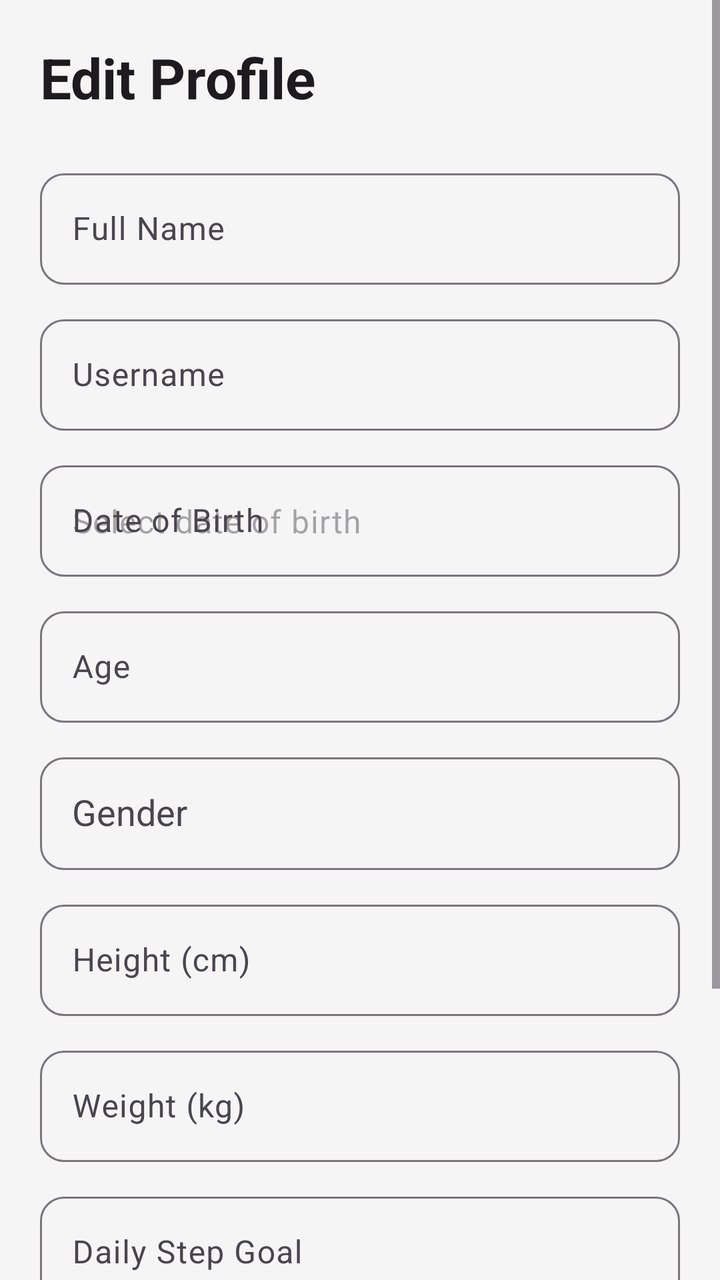
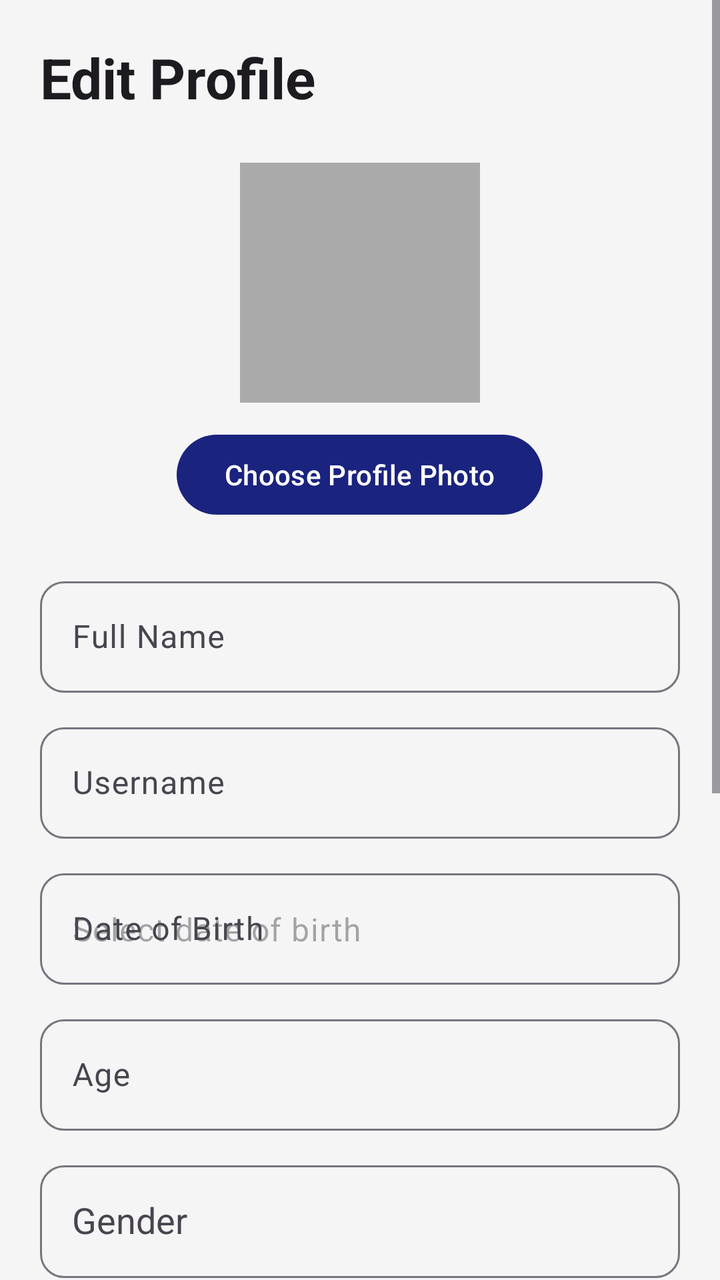

Before-and-after screenshots of an Android layout around one commit, followed by the original layout XML and the change that was made.
<!-- AndroidManifest.xml: activity theme Theme.FitTrack -->
<!-- res/layout/activity_edit_profile.xml -->
<?xml version="1.0" encoding="utf-8"?>
<ScrollView xmlns:android="http://schemas.android.com/apk/res/android"
    xmlns:app="http://schemas.android.com/apk/res-auto"

    android:layout_width="match_parent"
    android:layout_height="match_parent"
    android:fillViewport="true">

    <LinearLayout

        android:layout_width="match_parent"
        android:layout_height="wrap_content"

        android:orientation="vertical"

        android:padding="20dp">


        
        
        

        <TextView

            android:layout_width="match_parent"
            android:layout_height="wrap_content"

            android:text="Edit Profile"

            android:textSize="28sp"
            android:textStyle="bold"

            android:textColor="?attr/colorOnBackground"

            android:layout_marginBottom="24dp" />


        
        
        

        <com.google.android.material.textfield.TextInputLayout

            android:layout_width="match_parent"
            android:layout_height="wrap_content"

            android:hint="Full Name"

            android:layout_marginBottom="12dp"

            app:boxCornerRadiusTopStart="12dp"
            app:boxCornerRadiusTopEnd="12dp"
            app:boxCornerRadiusBottomStart="12dp"
            app:boxCornerRadiusBottomEnd="12dp">

            <com.google.android.material.textfield.TextInputEditText

                android:id="@+id/et_full_name"

                android:layout_width="match_parent"
                android:layout_height="wrap_content"

                android:inputType="textPersonName"

                android:maxLines="1" />

        </com.google.android.material.textfield.TextInputLayout>


        
        
        

        <com.google.android.material.textfield.TextInputLayout

            android:layout_width="match_parent"
            android:layout_height="wrap_content"

            android:hint="Username"

            android:layout_marginBottom="12dp"

            app:boxCornerRadiusTopStart="12dp"
            app:boxCornerRadiusTopEnd="12dp"
            app:boxCornerRadiusBottomStart="12dp"
            app:boxCornerRadiusBottomEnd="12dp">

            <com.google.android.material.textfield.TextInputEditText

                android:id="@+id/et_username"

                android:layout_width="match_parent"
                android:layout_height="wrap_content"

                android:inputType="text"

                android:maxLines="1" />

        </com.google.android.material.textfield.TextInputLayout>


        
        
        

        <com.google.android.material.textfield.TextInputLayout

            android:id="@+id/layout_dob"

            android:layout_width="match_parent"
            android:layout_height="wrap_content"

            android:hint="Date of Birth"

            android:layout_marginBottom="12dp"

            app:boxCornerRadiusTopStart="12dp"
            app:boxCornerRadiusTopEnd="12dp"
            app:boxCornerRadiusBottomStart="12dp"
            app:boxCornerRadiusBottomEnd="12dp">

            <com.google.android.material.textfield.TextInputEditText

                android:id="@+id/et_dob"

                android:layout_width="match_parent"
                android:layout_height="wrap_content"

                android:inputType="none"

                android:focusable="false"
                android:clickable="true"

                android:maxLines="1"

                android:hint="Select date of birth" />

        </com.google.android.material.textfield.TextInputLayout>


        
        
        

        <com.google.android.material.textfield.TextInputLayout

            android:layout_width="match_parent"
            android:layout_height="wrap_content"

            android:hint="Age"

            android:layout_marginBottom="12dp"

            app:boxCornerRadiusTopStart="12dp"
            app:boxCornerRadiusTopEnd="12dp"
            app:boxCornerRadiusBottomStart="12dp"
            app:boxCornerRadiusBottomEnd="12dp">

            <com.google.android.material.textfield.TextInputEditText

                android:id="@+id/et_age"

                android:layout_width="match_parent"
                android:layout_height="wrap_content"

                android:inputType="number"

                android:focusable="false"
                android:clickable="false"

                android:maxLines="1" />

        </com.google.android.material.textfield.TextInputLayout>


        
        
        

        <com.google.android.material.textfield.TextInputLayout

            android:layout_width="match_parent"
            android:layout_height="wrap_content"

            android:hint="Gender"

            android:layout_marginBottom="12dp"

            app:boxCornerRadiusTopStart="12dp"
            app:boxCornerRadiusTopEnd="12dp"
            app:boxCornerRadiusBottomStart="12dp"
            app:boxCornerRadiusBottomEnd="12dp">

            <com.google.android.material.textfield.MaterialAutoCompleteTextView

                android:id="@+id/act_gender"

                android:layout_width="match_parent"
                android:layout_height="wrap_content"

                android:inputType="none"

                android:padding="16dp" />

        </com.google.android.material.textfield.TextInputLayout>


        
        
        

        <com.google.android.material.textfield.TextInputLayout

            android:layout_width="match_parent"
            android:layout_height="wrap_content"

            android:hint="Height (cm)"

            android:layout_marginBottom="12dp"

            app:boxCornerRadiusTopStart="12dp"
            app:boxCornerRadiusTopEnd="12dp"
            app:boxCornerRadiusBottomStart="12dp"
            app:boxCornerRadiusBottomEnd="12dp">

            <com.google.android.material.textfield.TextInputEditText

                android:id="@+id/et_height"

                android:layout_width="match_parent"
                android:layout_height="wrap_content"

                android:inputType="numberDecimal"

                android:maxLines="1" />

        </com.google.android.material.textfield.TextInputLayout>


        
        
        

        <com.google.android.material.textfield.TextInputLayout

            android:layout_width="match_parent"
            android:layout_height="wrap_content"

            android:hint="Weight (kg)"

            android:layout_marginBottom="12dp"

            app:boxCornerRadiusTopStart="12dp"
            app:boxCornerRadiusTopEnd="12dp"
            app:boxCornerRadiusBottomStart="12dp"
            app:boxCornerRadiusBottomEnd="12dp">

            <com.google.android.material.textfield.TextInputEditText

                android:id="@+id/et_weight"

                android:layout_width="match_parent"
                android:layout_height="wrap_content"

                android:inputType="numberDecimal"

                android:maxLines="1" />

        </com.google.android.material.textfield.TextInputLayout>


        
        
        

        <com.google.android.material.textfield.TextInputLayout

            android:layout_width="match_parent"
            android:layout_height="wrap_content"

            android:hint="Daily Step Goal"

            android:layout_marginBottom="12dp"

            app:boxCornerRadiusTopStart="12dp"
            app:boxCornerRadiusTopEnd="12dp"
            app:boxCornerRadiusBottomStart="12dp"
            app:boxCornerRadiusBottomEnd="12dp">

            <com.google.android.material.textfield.TextInputEditText

                android:id="@+id/et_step_goal"

                android:layout_width="match_parent"
                android:layout_height="wrap_content"

                android:inputType="number"

                android:maxLines="1" />

        </com.google.android.material.textfield.TextInputLayout>


        
        
        

        <com.google.android.material.textfield.TextInputLayout

            android:layout_width="match_parent"
            android:layout_height="wrap_content"

            android:hint="Daily Calories Goal"

            android:layout_marginBottom="24dp"

            app:boxCornerRadiusTopStart="12dp"
            app:boxCornerRadiusTopEnd="12dp"
            app:boxCornerRadiusBottomStart="12dp"
            app:boxCornerRadiusBottomEnd="12dp">

            <com.google.android.material.textfield.TextInputEditText

                android:id="@+id/et_calorie_goal"

                android:layout_width="match_parent"
                android:layout_height="wrap_content"

                android:inputType="number"

                android:maxLines="1" />

        </com.google.android.material.textfield.TextInputLayout>


        
        
        

        <com.google.android.material.button.MaterialButton

            android:id="@+id/btn_save_profile"

            android:layout_width="match_parent"
            android:layout_height="wrap_content"

            android:text="Save Profile"

            android:textSize="16sp"
            android:textStyle="bold"

            android:padding="14dp"

            app:cornerRadius="12dp" />

    </LinearLayout>

</ScrollView>
<!-- resources referenced by this layout -->
<resources>
  <style name="Theme.FitTrack" parent="Theme.Material3.DayNight.NoActionBar">
          
          <item name="colorPrimary">@color/primary_blue</item>
          <item name="colorOnPrimary">@color/white</item>
          <item name="colorPrimaryContainer">@color/primary_blue_light</item>
          <item name="colorOnPrimaryContainer">@color/white</item>
          
          <item name="colorSecondary">@color/accent_green</item>
          <item name="colorOnSecondary">@color/black</item>
  
          
          <item name="android:statusBarColor">?attr/colorPrimaryVariant</item>
  
          
          <item name="android:windowBackground">@color/background_light</item>
      </style>
  <color name="primary_blue">#1A237E</color>
  <color name="white">#FFFFFFFF</color>
  <color name="primary_blue_light">#534BAE</color>
  <color name="accent_green">#00E676</color>
  <color name="black">#FF000000</color>
  <color name="background_light">#F5F5F5</color>
</resources>

<!-- the commit's change to res/layout/activity_edit_profile.xml (unified diff, before → after) -->
@@ -1,358 +1,240 @@
 <?xml version="1.0" encoding="utf-8"?>
 <ScrollView xmlns:android="http://schemas.android.com/apk/res/android"
     xmlns:app="http://schemas.android.com/apk/res-auto"
-
     android:layout_width="match_parent"
     android:layout_height="match_parent"
     android:fillViewport="true">
 
     <LinearLayout
-
         android:layout_width="match_parent"
         android:layout_height="wrap_content"
-
         android:orientation="vertical"
-
         android:padding="20dp">
 
-
-        
-        
-        
-
+        
         <TextView
-
-            android:layout_width="match_parent"
-            android:layout_height="wrap_content"
-
+            android:layout_width="match_parent"
+            android:layout_height="wrap_content"
             android:text="Edit Profile"
-
             android:textSize="28sp"
             android:textStyle="bold"
-
             android:textColor="?attr/colorOnBackground"
-
             android:layout_marginBottom="24dp" />
 
-
-        
-        
-        
-
-        <com.google.android.material.textfield.TextInputLayout
-
-            android:layout_width="match_parent"
-            android:layout_height="wrap_content"
-
+        
+        <LinearLayout
+            android:layout_width="match_parent"
+            android:layout_height="wrap_content"
+            android:orientation="vertical"
+            android:gravity="center"
+            android:layout_marginBottom="24dp">
+
+            <ImageView
+                android:id="@+id/iv_profile_photo"
+                android:layout_width="120dp"
+                android:layout_height="120dp"
+                android:src="@mipmap/ic_launcher"
+                android:scaleType="centerCrop"
+                android:contentDescription="Profile photo"
+                android:background="@android:color/darker_gray" />
+
+            <com.google.android.material.button.MaterialButton
+                android:id="@+id/btn_select_profile_photo"
+                android:layout_width="wrap_content"
+                android:layout_height="wrap_content"
+                android:layout_marginTop="12dp"
+                android:text="Choose Profile Photo" />
+        </LinearLayout>
+
+        
+        <com.google.android.material.textfield.TextInputLayout
+            android:layout_width="match_parent"
+            android:layout_height="wrap_content"
             android:hint="Full Name"
-
-            android:layout_marginBottom="12dp"
-
-            app:boxCornerRadiusTopStart="12dp"
-            app:boxCornerRadiusTopEnd="12dp"
-            app:boxCornerRadiusBottomStart="12dp"
-            app:boxCornerRadiusBottomEnd="12dp">
-
-            <com.google.android.material.textfield.TextInputEditText
-
+            android:layout_marginBottom="12dp"
+            app:boxCornerRadiusTopStart="12dp"
+            app:boxCornerRadiusTopEnd="12dp"
+            app:boxCornerRadiusBottomStart="12dp"
+            app:boxCornerRadiusBottomEnd="12dp">
+
+            <com.google.android.material.textfield.TextInputEditText
                 android:id="@+id/et_full_name"
-
-                android:layout_width="match_parent"
-                android:layout_height="wrap_content"
-
+                android:layout_width="match_parent"
+                android:layout_height="wrap_content"
                 android:inputType="textPersonName"
-
-                android:maxLines="1" />
-
-        </com.google.android.material.textfield.TextInputLayout>
-
-
-        
-        
-        
-
-        <com.google.android.material.textfield.TextInputLayout
-
-            android:layout_width="match_parent"
-            android:layout_height="wrap_content"
-
+                android:maxLines="1" />
+        </com.google.android.material.textfield.TextInputLayout>
+
+        
+        <com.google.android.material.textfield.TextInputLayout
+            android:layout_width="match_parent"
+            android:layout_height="wrap_content"
             android:hint="Username"
-
-            android:layout_marginBottom="12dp"
-
-            app:boxCornerRadiusTopStart="12dp"
-            app:boxCornerRadiusTopEnd="12dp"
-            app:boxCornerRadiusBottomStart="12dp"
-            app:boxCornerRadiusBottomEnd="12dp">
-
-            <com.google.android.material.textfield.TextInputEditText
-
+            android:layout_marginBottom="12dp"
+            app:boxCornerRadiusTopStart="12dp"
+            app:boxCornerRadiusTopEnd="12dp"
+            app:boxCornerRadiusBottomStart="12dp"
+            app:boxCornerRadiusBottomEnd="12dp">
+
+            <com.google.android.material.textfield.TextInputEditText
                 android:id="@+id/et_username"
-
-                android:layout_width="match_parent"
-                android:layout_height="wrap_content"
-
+                android:layout_width="match_parent"
+                android:layout_height="wrap_content"
                 android:inputType="text"
-
-                android:maxLines="1" />
-
-        </com.google.android.material.textfield.TextInputLayout>
-
-
-        
-        
-        
-
-        <com.google.android.material.textfield.TextInputLayout
-
+                android:maxLines="1" />
+        </com.google.android.material.textfield.TextInputLayout>
+
+        
+        <com.google.android.material.textfield.TextInputLayout
             android:id="@+id/layout_dob"
-
-            android:layout_width="match_parent"
-            android:layout_height="wrap_content"
-
+            android:layout_width="match_parent"
+            android:layout_height="wrap_content"
             android:hint="Date of Birth"
-
-            android:layout_marginBottom="12dp"
-
-            app:boxCornerRadiusTopStart="12dp"
-            app:boxCornerRadiusTopEnd="12dp"
-            app:boxCornerRadiusBottomStart="12dp"
-            app:boxCornerRadiusBottomEnd="12dp">
-
-            <com.google.android.material.textfield.TextInputEditText
-
+            android:layout_marginBottom="12dp"
+            app:boxCornerRadiusTopStart="12dp"
+            app:boxCornerRadiusTopEnd="12dp"
+            app:boxCornerRadiusBottomStart="12dp"
+            app:boxCornerRadiusBottomEnd="12dp">
+
+            <com.google.android.material.textfield.TextInputEditText
                 android:id="@+id/et_dob"
-
-                android:layout_width="match_parent"
-                android:layout_height="wrap_content"
-
+                android:layout_width="match_parent"
+                android:layout_height="wrap_content"
                 android:inputType="none"
-
                 android:focusable="false"
                 android:clickable="true"
-
                 android:maxLines="1"
-
                 android:hint="Select date of birth" />
-
-        </com.google.android.material.textfield.TextInputLayout>
-
-
-        
-        
-        
-
-        <com.google.android.material.textfield.TextInputLayout
-
-            android:layout_width="match_parent"
-            android:layout_height="wrap_content"
-
+        </com.google.android.material.textfield.TextInputLayout>
+
+        
+        <com.google.android.material.textfield.TextInputLayout
+            android:layout_width="match_parent"
+            android:layout_height="wrap_content"
             android:hint="Age"
-
-            android:layout_marginBottom="12dp"
-
-            app:boxCornerRadiusTopStart="12dp"
-            app:boxCornerRadiusTopEnd="12dp"
-            app:boxCornerRadiusBottomStart="12dp"
-            app:boxCornerRadiusBottomEnd="12dp">
-
-            <com.google.android.material.textfield.TextInputEditText
-
+            android:layout_marginBottom="12dp"
+            app:boxCornerRadiusTopStart="12dp"
+            app:boxCornerRadiusTopEnd="12dp"
+            app:boxCornerRadiusBottomStart="12dp"
+            app:boxCornerRadiusBottomEnd="12dp">
+
+            <com.google.android.material.textfield.TextInputEditText
                 android:id="@+id/et_age"
-
-                android:layout_width="match_parent"
-                android:layout_height="wrap_content"
-
+                android:layout_width="match_parent"
+                android:layout_height="wrap_content"
                 android:inputType="number"
-
                 android:focusable="false"
                 android:clickable="false"
-
-                android:maxLines="1" />
-
-        </com.google.android.material.textfield.TextInputLayout>
-
-
-        
-        
-        
-
-        <com.google.android.material.textfield.TextInputLayout
-
-            android:layout_width="match_parent"
-            android:layout_height="wrap_content"
-
+                android:maxLines="1" />
+        </com.google.android.material.textfield.TextInputLayout>
+
+        
+        <com.google.android.material.textfield.TextInputLayout
+            android:layout_width="match_parent"
+            android:layout_height="wrap_content"
             android:hint="Gender"
-
-            android:layout_marginBottom="12dp"
-
+            android:layout_marginBottom="12dp"
             app:boxCornerRadiusTopStart="12dp"
             app:boxCornerRadiusTopEnd="12dp"
             app:boxCornerRadiusBottomStart="12dp"
             app:boxCornerRadiusBottomEnd="12dp">
 
             <com.google.android.material.textfield.MaterialAutoCompleteTextView
-
                 android:id="@+id/act_gender"
-
-                android:layout_width="match_parent"
-                android:layout_height="wrap_content"
-
+                android:layout_width="match_parent"
+                android:layout_height="wrap_content"
                 android:inputType="none"
-
                 android:padding="16dp" />
-
-        </com.google.android.material.textfield.TextInputLayout>
-
-
-        
-        
-        
-
-        <com.google.android.material.textfield.TextInputLayout
-
-            android:layout_width="match_parent"
-            android:layout_height="wrap_content"
-
+        </com.google.android.material.textfield.TextInputLayout>
+
+        
+        <com.google.android.material.textfield.TextInputLayout
+            android:id="@+id/til_height"
+            android:layout_width="match_parent"
+            android:layout_height="wrap_content"
             android:hint="Height (cm)"
-
-            android:layout_marginBottom="12dp"
-
-            app:boxCornerRadiusTopStart="12dp"
-            app:boxCornerRadiusTopEnd="12dp"
-            app:boxCornerRadiusBottomStart="12dp"
-            app:boxCornerRadiusBottomEnd="12dp">
-
-            <com.google.android.material.textfield.TextInputEditText
-
+            android:layout_marginBottom="12dp"
+            app:boxCornerRadiusTopStart="12dp"
+            app:boxCornerRadiusTopEnd="12dp"
+            app:boxCornerRadiusBottomStart="12dp"
+            app:boxCornerRadiusBottomEnd="12dp">
+
+            <com.google.android.material.textfield.TextInputEditText
                 android:id="@+id/et_height"
-
-                android:layout_width="match_parent"
-                android:layout_height="wrap_content"
-
+                android:layout_width="match_parent"
+                android:layout_height="wrap_content"
                 android:inputType="numberDecimal"
-
-                android:maxLines="1" />
-
-        </com.google.android.material.textfield.TextInputLayout>
-
-
-        
-        
-        
-
-        <com.google.android.material.textfield.TextInputLayout
-
-            android:layout_width="match_parent"
-            android:layout_height="wrap_content"
-
+                android:maxLines="1" />
+        </com.google.android.material.textfield.TextInputLayout>
+
+        
+        <com.google.android.material.textfield.TextInputLayout
+            android:id="@+id/til_weight"
+            android:layout_width="match_parent"
+            android:layout_height="wrap_content"
             android:hint="Weight (kg)"
-
-            android:layout_marginBottom="12dp"
-
-            app:boxCornerRadiusTopStart="12dp"
-            app:boxCornerRadiusTopEnd="12dp"
-            app:boxCornerRadiusBottomStart="12dp"
-            app:boxCornerRadiusBottomEnd="12dp">
-
-            <com.google.android.material.textfield.TextInputEditText
-
+            android:layout_marginBottom="12dp"
+            app:boxCornerRadiusTopStart="12dp"
+            app:boxCornerRadiusTopEnd="12dp"
+            app:boxCornerRadiusBottomStart="12dp"
+            app:boxCornerRadiusBottomEnd="12dp">
+
+            <com.google.android.material.textfield.TextInputEditText
                 android:id="@+id/et_weight"
-
-                android:layout_width="match_parent"
-                android:layout_height="wrap_content"
-
+                android:layout_width="match_parent"
+                android:layout_height="wrap_content"
                 android:inputType="numberDecimal"
-
-                android:maxLines="1" />
-
-        </com.google.android.material.textfield.TextInputLayout>
-
-
-        
-        
-        
-
-        <com.google.android.material.textfield.TextInputLayout
-
-            android:layout_width="match_parent"
-            android:layout_height="wrap_content"
-
+                android:maxLines="1" />
+        </com.google.android.material.textfield.TextInputLayout>
+
+        
+        <com.google.android.material.textfield.TextInputLayout
+            android:layout_width="match_parent"
+            android:layout_height="wrap_content"
             android:hint="Daily Step Goal"
-
-            android:layout_marginBottom="12dp"
-
-            app:boxCornerRadiusTopStart="12dp"
-            app:boxCornerRadiusTopEnd="12dp"
-            app:boxCornerRadiusBottomStart="12dp"
-            app:boxCornerRadiusBottomEnd="12dp">
-
-            <com.google.android.material.textfield.TextInputEditText
-
+            android:layout_marginBottom="12dp"
+            app:boxCornerRadiusTopStart="12dp"
+            app:boxCornerRadiusTopEnd="12dp"
+            app:boxCornerRadiusBottomStart="12dp"
+            app:boxCornerRadiusBottomEnd="12dp">
+
+            <com.google.android.material.textfield.TextInputEditText
                 android:id="@+id/et_step_goal"
-
-                android:layout_width="match_parent"
-                android:layout_height="wrap_content"
-
+                android:layout_width="match_parent"
+                android:layout_height="wrap_content"
                 android:inputType="number"
-
-                android:maxLines="1" />
-
-        </com.google.android.material.textfield.TextInputLayout>
-
-
-        
-        
-        
-
-        <com.google.android.material.textfield.TextInputLayout
-
-            android:layout_width="match_parent"
-            android:layout_height="wrap_content"
-
+                android:maxLines="1" />
+        </com.google.android.material.textfield.TextInputLayout>
+
+        
+        <com.google.android.material.textfield.TextInputLayout
+            android:layout_width="match_parent"
+            android:layout_height="wrap_content"
             android:hint="Daily Calories Goal"
-
             android:layout_marginBottom="24dp"
-
-            app:boxCornerRadiusTopStart="12dp"
-            app:boxCornerRadiusTopEnd="12dp"
-            app:boxCornerRadiusBottomStart="12dp"
-            app:boxCornerRadiusBottomEnd="12dp">
-
-            <com.google.android.material.textfield.TextInputEditText
-
+            app:boxCornerRadiusTopStart="12dp"
+            app:boxCornerRadiusTopEnd="12dp"
+            app:boxCornerRadiusBottomStart="12dp"
+            app:boxCornerRadiusBottomEnd="12dp">
+
+            <com.google.android.material.textfield.TextInputEditText
                 android:id="@+id/et_calorie_goal"
-
-                android:layout_width="match_parent"
-                android:layout_height="wrap_content"
-
+                android:layout_width="match_parent"
+                android:layout_height="wrap_content"
                 android:inputType="number"
-
-                android:maxLines="1" />
-
-        </com.google.android.material.textfield.TextInputLayout>
-
-
-        
-        
-        
-
+                android:maxLines="1" />
+        </com.google.android.material.textfield.TextInputLayout>
+
+        
         <com.google.android.material.button.MaterialButton
-
             android:id="@+id/btn_save_profile"
-
-            android:layout_width="match_parent"
-            android:layout_height="wrap_content"
-
+            android:layout_width="match_parent"
+            android:layout_height="wrap_content"
             android:text="Save Profile"
-
             android:textSize="16sp"
             android:textStyle="bold"
-
             android:padding="14dp"
-
             app:cornerRadius="12dp" />
 
     </LinearLayout>
-
 </ScrollView>
<!-- resource entries referenced after the edit -->
@@ -1,5 +1,12 @@
 <!-- resources referenced by this layout -->
 <resources>
+  <!-- mipmap ic_launcher (mipmap-anydpi-v26) -->
+  <?xml version="1.0" encoding="utf-8"?>
+  <adaptive-icon xmlns:android="http://schemas.android.com/apk/res/android">
+      <background android:drawable="@drawable/ic_launcher_background" />
+      <foreground android:drawable="@drawable/ic_launcher_foreground" />
+      <monochrome android:drawable="@drawable/ic_launcher_foreground" />
+  </adaptive-icon>
   <style name="Theme.FitTrack" parent="Theme.Material3.DayNight.NoActionBar">
           
           <item name="colorPrimary">@color/primary_blue</item>
@@ -16,6 +23,78 @@
           
           <item name="android:windowBackground">@color/background_light</item>
       </style>
+  <!-- drawable ic_launcher_background (drawable) -->
+  <?xml version="1.0" encoding="utf-8"?>
+  <vector xmlns:android="http://schemas.android.com/apk/res/android"
+      xmlns:aapt="http://schemas.android.com/aapt"
+      android:width="108dp"
+      android:height="108dp"
+      android:viewportWidth="108"
+      android:viewportHeight="108">
+      <path android:pathData="M0,0h108v108h-108z">
+          <aapt:attr name="android:fillColor">
+              <gradient
+                  android:startX="0"
+                  android:startY="0"
+                  android:endX="108"
+                  android:endY="108"
+                  android:type="linear">
+                  <item android:color="#2962FF" android:offset="0.0" />
+                  <item android:color="#1A237E" android:offset="1.0" />
+              </gradient>
+          </aapt:attr>
+      </path>
+  </vector>
+  <!-- drawable ic_launcher_foreground (drawable) -->
+  <?xml version="1.0" encoding="utf-8"?>
+  <vector xmlns:android="http://schemas.android.com/apk/res/android"
+      android:width="108dp"
+      android:height="108dp"
+      android:viewportWidth="108"
+      android:viewportHeight="108">
+  
+      
+      <path
+          android:fillColor="#33000000"
+          android:pathData="M 55,28 Q 43,26 31,31 L 31,58 Q 31,78 55,90 Q 79,78 79,58 L 79,31 Q 67,26 55,28 Z" />
+  
+      
+      <path
+          android:fillColor="#CCFF00"
+          android:pathData="M 54,26 Q 42,24 30,29 L 30,56 Q 30,76 54,88 Z" />
+  
+      
+      <path
+          android:fillColor="#A3D900"
+          android:pathData="M 54,26 Q 66,24 78,29 L 78,56 Q 78,76 54,88 Z" />
+  
+      
+      <path
+          android:fillColor="#26000000"
+          android:pathData="M 50,28 A 3,3 0 1 1 50,22 A 3,3 0 1 1 50,28" />
+  
+      
+      <path
+          android:fillColor="#FFFFFF"
+          android:pathData="M 49,26 A 3,3 0 1 1 49,20 A 3,3 0 1 1 49,26" />
+  
+      
+      <path
+          android:strokeColor="#26000000"
+          android:strokeWidth="5"
+          android:strokeLineCap="round"
+          android:strokeLineJoin="round"
+          android:pathData="M 24,59 L 40,59 L 44,64 L 49,36 L 54,80 L 59,52 L 63,59 L 84,59" />
+  
+      
+      <path
+          android:strokeColor="#FFFFFF"
+          android:strokeWidth="5"
+          android:strokeLineCap="round"
+          android:strokeLineJoin="round"
+          android:pathData="M 24,57 L 40,57 L 44,62 L 49,34 L 54,78 L 59,50 L 63,57 L 84,57" />
+  
+  </vector>
   <color name="primary_blue">#1A237E</color>
   <color name="white">#FFFFFFFF</color>
   <color name="primary_blue_light">#534BAE</color>
